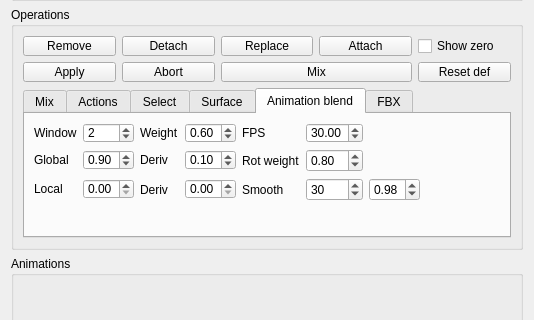
stefanonuvoli/skinmixer, file widgets/skinmixer_manager.ui: the form before one commit; both pictures show x 0 to 534 and y 123 to 443 of the 534 by 867 pixel window.
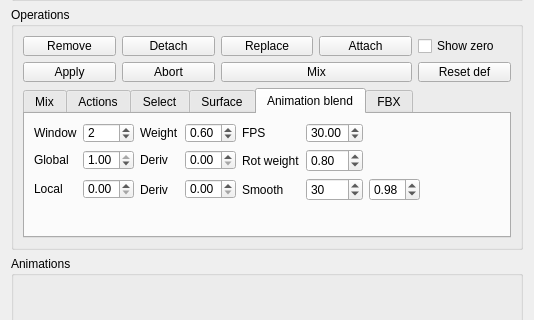
The form after the commit. The open tabs and pages were chosen to show the change.

```diff
--- a/widgets/skinmixer_manager.ui
+++ b/widgets/skinmixer_manager.ui
@@ -1189,7 +1189,7 @@
              <double>0.100000000000000</double>
             </property>
             <property name="value">
-             <double>0.900000000000000</double>
+             <double>1.000000000000000</double>
             </property>
            </widget>
           </item>
@@ -1237,7 +1237,7 @@
              <double>0.100000000000000</double>
             </property>
             <property name="value">
-             <double>0.100000000000000</double>
+             <double>0.000000000000000</double>
             </property>
            </widget>
           </item>
```
Left out of the diff: 2 changed lines with no effect on the pictures.
